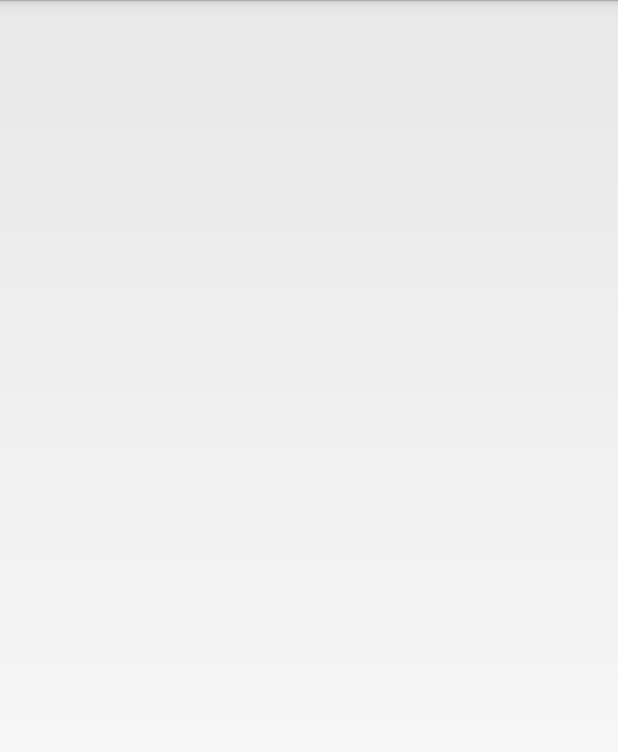
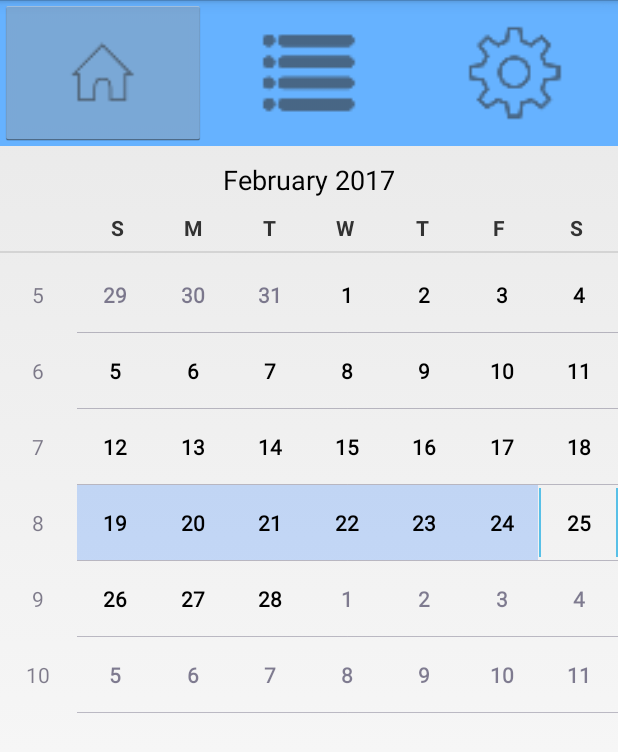
Before and after one commit to yengkerng/Tempo, an Android app: the MyCalendarActivity screen opened directly, with no data from a screen before it, on a phone screen of 412 x 824 dp. Shown: the top 752 px of the screen. Run offline under Robolectric (Android 15) with nearby library versions, the phone set to English and light mode, and no system bars; 1 statement that could not run was skipped.

Commit message:
[#632283] Added MyCalendarActivity switching functionality

```diff
--- a/Implementation/Tempo/app/src/main/AndroidManifest.xml
+++ b/Implementation/Tempo/app/src/main/AndroidManifest.xml
@@ -1,6 +1,6 @@
 <?xml version="1.0" encoding="utf-8"?>
 <manifest xmlns:android="http://schemas.android.com/apk/res/android"
-    package="com.tempo">
+    package="com.tempo.Presenter">
 
     <uses-permission android:name="android.permission.INTERNET" />
     <uses-permission android:name="android.permission.ACCESS_NETWORK_STATE" />
@@ -20,7 +20,7 @@
             </intent-filter>
         </activity>
         <activity android:name=".LoginActivity" />
-        <activity android:name=".Presenter.MyCalendarActivity"></activity>
+        <activity android:name=".MyCalendarActivity"></activity>
     </application>
 
 </manifest>
--- a/Implementation/Tempo/app/src/main/java/com/tempo/Presenter/LoginActivity.java
+++ b/Implementation/Tempo/app/src/main/java/com/tempo/Presenter/LoginActivity.java
@@ -19,7 +19,6 @@ import com.google.android.gms.common.GoogleApiAvailability;
 import com.google.api.client.googleapis.extensions.android.gms.auth.GoogleAccountCredential;
 import com.google.api.client.util.ExponentialBackOff;
 import com.google.api.services.calendar.CalendarScopes;
-import com.tempo.R;
 
 import java.io.IOException;
 import java.util.Arrays;
--- a/Implementation/Tempo/app/src/main/java/com/tempo/Presenter/MyCalendarActivity.java
+++ b/Implementation/Tempo/app/src/main/java/com/tempo/Presenter/MyCalendarActivity.java
@@ -6,13 +6,16 @@ import android.view.LayoutInflater;
 import android.view.View;
 import android.view.ViewGroup;
 
-import com.tempo.R;
-
 public class MyCalendarActivity extends Activity {
 
+    public enum CalendarType {
+        MONTH, WEEK, DAY
+    }
+
     private CalendarManager manager;
-    private ViewGroup root;
-    private View month, week, day;
+    private ViewGroup rootView;
+    private View monthView, weekView, dayView, currentView;
+    private CalendarType currentCalendar;
 
     @Override
     protected void onCreate(Bundle savedInstanceState) {
@@ -22,20 +25,86 @@ public class MyCalendarActivity extends Activity {
 
         renderCalendar();
         displayEvents();
+        setCalendarTransitions();
 
     }
 
     private void renderCalendar() {
+
         LayoutInflater inflater = getLayoutInflater();
-        root  = (ViewGroup) findViewById(R.id.root);
-        month = inflater.inflate(R.layout.calendar_view, null);
-        week  = inflater.inflate(R.layout.calendar_view, null);
-        day   = inflater.inflate(R.layout.calendar_view, null);
-        root.addView(month);
+
+        rootView  = (ViewGroup) findViewById(R.id.calendarRoot);
+        monthView = inflater.inflate(R.layout.calendar_view, rootView);
+        weekView  = inflater.inflate(R.layout.calendar_view, rootView);
+        dayView   = inflater.inflate(R.layout.calendar_view, rootView);
+
+        rootView.addView(monthView);
+        currentView = monthView;
+        currentCalendar = CalendarType.MONTH;
+
     }
 
     private void displayEvents() {
 
     }
 
+    private void setCalendarTransitions() {
+
+        // Set listener for switching to month view
+        findViewById(R.id.monthView).setOnClickListener(new View.OnClickListener() {
+            @Override
+            public void onClick(View view) {
+                MyCalendarActivity.this.setCurrentCalendar(CalendarType.MONTH);
+            }
+        });
+
+        // Set listener for switching to week view
+        findViewById(R.id.weekView).setOnClickListener(new View.OnClickListener() {
+            @Override
+            public void onClick(View view) {
+                MyCalendarActivity.this.setCurrentCalendar(CalendarType.WEEK);
+            }
+        });
+
+        // Set listener for switching to day view
+        findViewById(R.id.dayView).setOnClickListener(new View.OnClickListener() {
+            @Override
+            public void onClick(View view) {
+                MyCalendarActivity.this.setCurrentCalendar(CalendarType.DAY);
+            }
+        });
+
+    }
+
+    public void setCurrentCalendar(CalendarType calendar) {
+
+        if (calendar == currentCalendar) {
+            return;
+        }
+
+        rootView.removeView(currentView);
+
+        switch (calendar) {
+
+            case MONTH:
+                rootView.addView(monthView);
+                currentView = monthView;
+                currentCalendar = CalendarType.MONTH;
+                break;
+
+            case WEEK:
+                rootView.addView(weekView);
+                currentView = weekView;
+                currentCalendar = CalendarType.WEEK;
+                break;
+
+            case DAY:
+                rootView.addView(dayView);
+                currentView = dayView;
+                currentCalendar = CalendarType.DAY;
+
+        }
+
+    }
+
 }
--- /dev/null
+++ b/Implementation/Tempo/app/src/main/res/layout/activity_my_calendar.xml
@@ -0,0 +1,104 @@
+<?xml version="1.0" encoding="utf-8"?>
+
+<LinearLayout xmlns:android="http://schemas.android.com/apk/res/android"
+    xmlns:app="http://schemas.android.com/apk/res-auto"
+    xmlns:tools="http://schemas.android.com/tools"
+    android:layout_width="match_parent"
+    android:layout_height="match_parent"
+    android:orientation="vertical"
+    android:weightSum="1">
+
+    <TableLayout
+        android:layout_width="match_parent"
+        android:layout_height="475dp">
+
+        <TableRow
+            android:background="@color/tempoBlue"
+            android:layout_height="100dp"
+
+            android:orientation="vertical"
+            android:layout_width="match_parent"
+            android:clipToPadding="false"
+            android:clipChildren="false"
+            android:baselineAligned="false"
+            android:minHeight="97dp">
+
+
+            <ImageButton
+                android:layout_width="0dp"
+                android:layout_height="match_parent"
+                android:id="@+id/home"
+                android:layout_weight="3"
+                android:src="@drawable/home"
+                android:scaleType="fitCenter" />
+
+            <ImageButton
+                android:layout_width="0dp"
+                android:layout_height="match_parent"
+                android:id="@+id/groups"
+                android:src="@drawable/groups"
+                android:layout_weight="3"
+                android:scaleType="fitCenter"
+                android:backgroundTint="@color/tempoBlue" />
+
+            <ImageButton
+                android:layout_width="0dp"
+                android:layout_height="match_parent"
+                android:src="@drawable/settings"
+                android:id="@+id/imageButton"
+                android:layout_weight="3"
+                android:scaleType="fitCenter"
+                android:backgroundTint="@color/tempoBlue"/>
+
+        </TableRow>
+
+        <!--<TableRow
+            android:layout_width="100dp"
+            android:layout_height="100dp"
+            android:orientation="vertical"
+            android:laygout_weight="3"
+            android:minHeight="227dp" >
+
+
+        </TableRow>-->
+        <CalendarView
+            android:layout_width="0dp"
+            android:layout_height="match_parent"
+            android:id="@+id/calendarRoot"
+            android:minHeight="0dp" />
+
+        <TableRow
+            android:background="@color/tempoBlue"
+            android:layout_width="match_parent"
+            android:orientation="vertical"
+            android:clipToPadding="false"
+            android:layout_height="100dp"
+            android:baselineAligned="false"
+            android:clipChildren="false"
+            android:minHeight="97dp">
+
+            <Button
+                android:text="Day"
+                android:layout_width="0dp"
+                android:layout_height="match_parent"
+                android:id="@+id/dayView"
+                android:layout_weight="3" />
+
+            <Button
+                android:text="Week"
+                android:layout_width="0dp"
+                android:layout_height="match_parent"
+                android:id="@+id/weekView"
+                android:layout_weight="3"
+                style="@android:style/Widget.DeviceDefault.Button.Borderless" />
+
+            <Button
+                android:text="Month"
+                android:layout_width="0dp"
+                android:layout_height="match_parent"
+                android:id="@+id/monthView"
+                android:layout_weight="3"
+                style="@android:style/Widget.DeviceDefault.Button.Toggle" />
+        </TableRow>
+    </TableLayout>
+</LinearLayout>
```
Also changed, not shown: Implementation/Tempo/app/src/main/res/layout/calendar_view.xml (+5 -98 lines), 1 other file.
